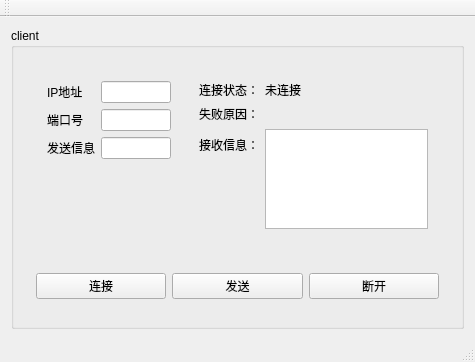
Old version of the form Source/ServerSoftware/ServerSoftware.ui in the repository xwl12345/Qt_TcpClient.
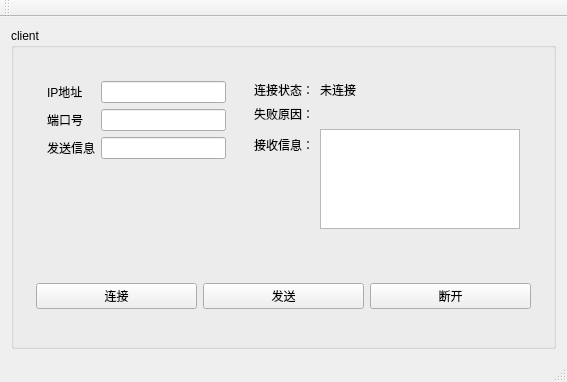
New version of the form.

Commit message: 新增空消息检测

Diff of the .ui file:
```diff
--- a/Source/ServerSoftware/ServerSoftware.ui
+++ b/Source/ServerSoftware/ServerSoftware.ui
@@ -6,8 +6,8 @@
    <rect>
     <x>0</x>
     <y>0</y>
-    <width>475</width>
-    <height>362</height>
+    <width>567</width>
+    <height>382</height>
    </rect>
   </property>
   <property name="windowTitle">
```
Left out of the diff: 4 changed lines with no effect on the pictures. The commit also changes 1 other file.
